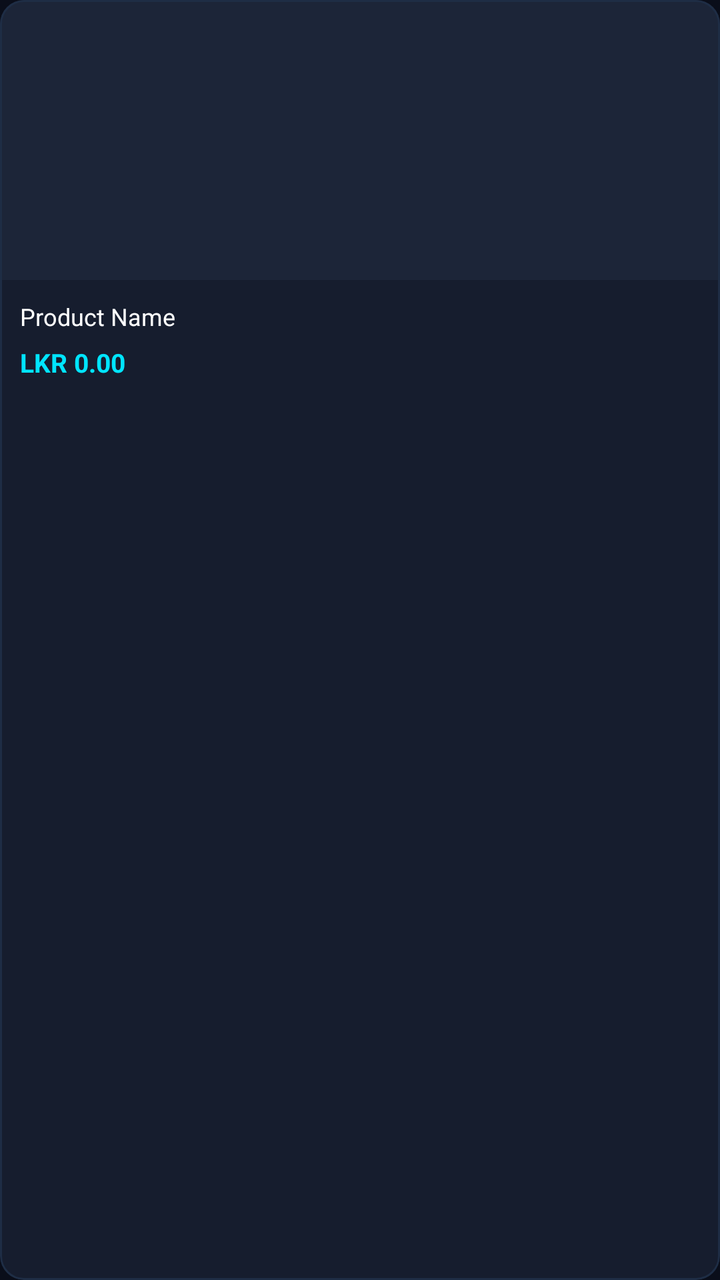
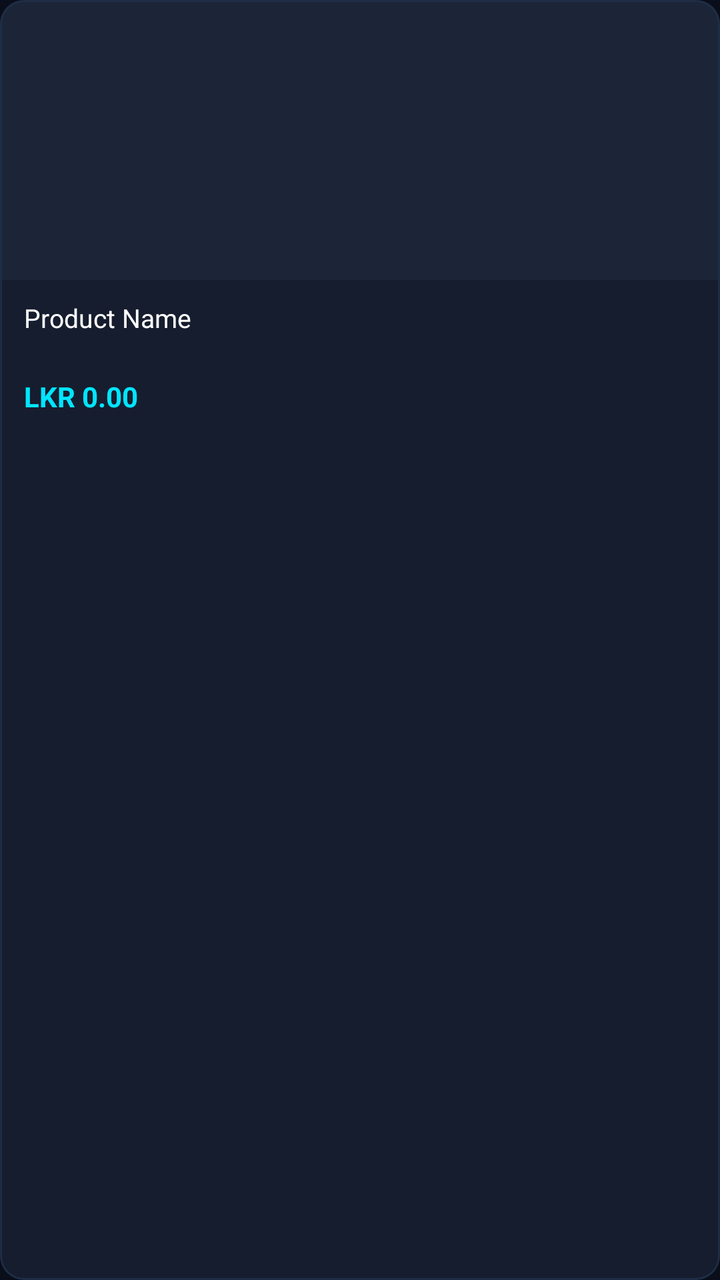

Screens rendered from an Android XML layout before and after an edit, with the pre-edit source and the edit as a unified diff.
<!-- AndroidManifest.xml: application theme Theme.UltraMobile -->
<!-- res/layout/item_product_recycler.xml -->
<?xml version="1.0" encoding="utf-8"?>
<com.google.android.material.card.MaterialCardView
    xmlns:android="http://schemas.android.com/apk/res/android"
    xmlns:app="http://schemas.android.com/apk/res-auto"
    android:layout_width="160dp"
    android:layout_height="wrap_content"
    android:layout_margin="6dp"
    app:cardBackgroundColor="@color/um_surface_card"
    app:strokeColor="@color/um_surface_border"
    app:strokeWidth="1dp"
    app:cardElevation="0dp"
    app:cardCornerRadius="12dp">

    <LinearLayout
        android:layout_width="match_parent"
        android:layout_height="wrap_content"
        android:orientation="vertical">

        
        <FrameLayout
            android:layout_width="match_parent"
            android:layout_height="140dp"
            android:background="@color/um_surface_elevated">

            <ImageView
                android:id="@+id/item_product_r_image"
                android:layout_width="match_parent"
                android:layout_height="match_parent"
                android:scaleType="centerInside"
                android:padding="12dp" />

        </FrameLayout>

        
        <LinearLayout
            android:layout_width="match_parent"
            android:layout_height="wrap_content"
            android:orientation="vertical"
            android:padding="10dp">

            <TextView
                android:id="@+id/item_product_r_name"
                android:layout_width="match_parent"
                android:layout_height="wrap_content"
                android:maxLines="2"
                android:ellipsize="end"
                android:text="Product Name"
                android:textColor="@color/um_text_primary"
                android:textSize="12sp" />

            <TextView
                android:id="@+id/item_product_r_price"
                android:layout_width="match_parent"
                android:layout_height="wrap_content"
                android:layout_marginTop="6dp"
                android:text="LKR 0.00"
                android:textColor="@color/um_primary"
                android:textSize="13sp"
                android:textStyle="bold" />

        </LinearLayout>

    </LinearLayout>

</com.google.android.material.card.MaterialCardView>
<!-- resources referenced by this layout -->
<resources>
  <color name="um_primary">#00E5FF</color>
  <color name="um_surface_border">#1E2D45</color>
  <color name="um_surface_card">#161D2E</color>
  <color name="um_surface_elevated">#1C2538</color>
  <color name="um_text_primary">#FFFFFF</color>
  <style name="Theme.UltraMobile" parent="Theme.Material3.Dark.NoActionBar">
          <item name="colorPrimary">@color/um_primary</item>
          <item name="colorOnPrimary">@color/um_text_on_primary</item>
          <item name="colorPrimaryContainer">@color/um_surface_card</item>
          <item name="colorOnPrimaryContainer">@color/um_primary</item>
          <item name="colorSecondary">@color/um_primary_dim</item>
          <item name="colorOnSecondary">@color/um_text_primary</item>
          <item name="colorSecondaryContainer">@color/um_surface_elevated</item>
          <item name="colorOnSecondaryContainer">@color/um_accent</item>
          <item name="colorTertiary">@color/um_success</item>
          <item name="colorOnTertiary">@color/um_background</item>
          <item name="colorError">@color/um_error</item>
          <item name="colorOnError">@color/um_text_primary</item>
          <item name="android:colorBackground">@color/um_background</item>
          <item name="colorOnBackground">@color/um_text_primary</item>
          <item name="colorSurface">@color/um_surface</item>
          <item name="colorOnSurface">@color/um_text_primary</item>
          <item name="colorSurfaceVariant">@color/um_surface_card</item>
          <item name="colorOnSurfaceVariant">@color/um_text_secondary</item>
          <item name="colorOutline">@color/um_surface_border</item>
          <item name="colorOutlineVariant">@color/um_surface_elevated</item>
          <item name="colorSurfaceInverse">@color/um_text_primary</item>
          <item name="colorOnSurfaceInverse">@color/um_background</item>
          <item name="colorPrimaryInverse">@color/um_primary_dark</item>
          <item name="android:statusBarColor">@color/um_background</item>
          <item name="android:navigationBarColor">@color/um_surface</item>
          <item name="android:windowLightStatusBar">false</item>
          
          <item name="toolbarStyle">@style/UltraToolbar</item>
      </style>
  <color name="um_text_on_primary">#0A0E1A</color>
  <color name="um_primary_dim">#0097A7</color>
  <color name="um_accent">#18FFFF</color>
  <color name="um_success">#00E676</color>
  <color name="um_background">#0A0E1A</color>
  <color name="um_error">#FF5252</color>
  <color name="um_surface">#111827</color>
  <color name="um_text_secondary">#B0BEC5</color>
  <color name="um_primary_dark">#00B8CC</color>
  <style name="UltraToolbar" parent="Widget.MaterialComponents.Toolbar">
          <item name="android:background">@color/um_surface</item>
          <item name="titleTextColor">@color/um_text_primary</item>
      </style>
</resources>

<!-- the commit's change to res/layout/item_product_recycler.xml (unified diff, before → after) -->
@@ -2,7 +2,7 @@
 <com.google.android.material.card.MaterialCardView
     xmlns:android="http://schemas.android.com/apk/res/android"
     xmlns:app="http://schemas.android.com/apk/res-auto"
-    android:layout_width="160dp"
+    android:layout_width="match_parent"
     android:layout_height="wrap_content"
     android:layout_margin="6dp"
     app:cardBackgroundColor="@color/um_surface_card"
@@ -36,17 +36,18 @@
             android:layout_width="match_parent"
             android:layout_height="wrap_content"
             android:orientation="vertical"
-            android:padding="10dp">
+            android:padding="12dp">
 
             <TextView
                 android:id="@+id/item_product_r_name"
                 android:layout_width="match_parent"
                 android:layout_height="wrap_content"
-                android:maxLines="2"
+                android:lines="2"
                 android:ellipsize="end"
+                android:includeFontPadding="false"
                 android:text="Product Name"
                 android:textColor="@color/um_text_primary"
-                android:textSize="12sp" />
+                android:textSize="13sp" />
 
             <TextView
                 android:id="@+id/item_product_r_price"
@@ -55,7 +56,7 @@
                 android:layout_marginTop="6dp"
                 android:text="LKR 0.00"
                 android:textColor="@color/um_primary"
-                android:textSize="13sp"
+                android:textSize="14sp"
                 android:textStyle="bold" />
 
         </LinearLayout>
